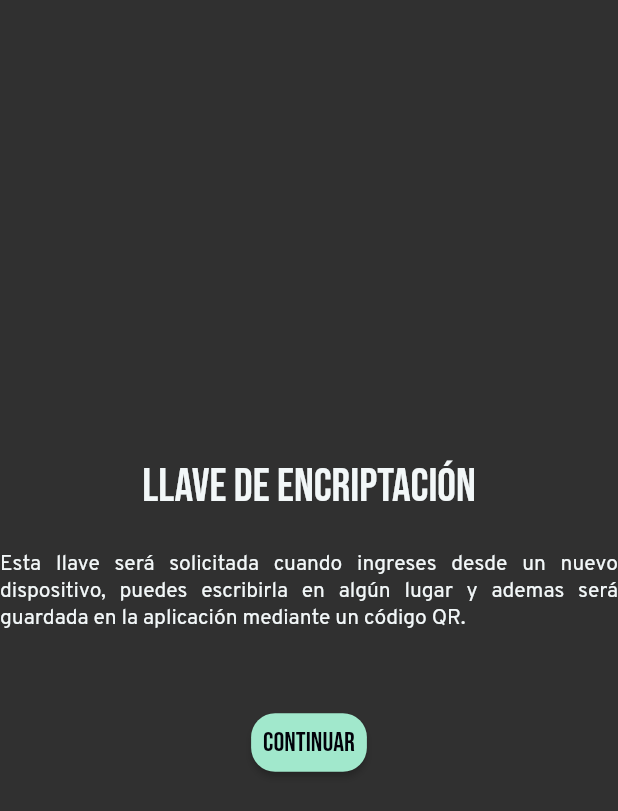
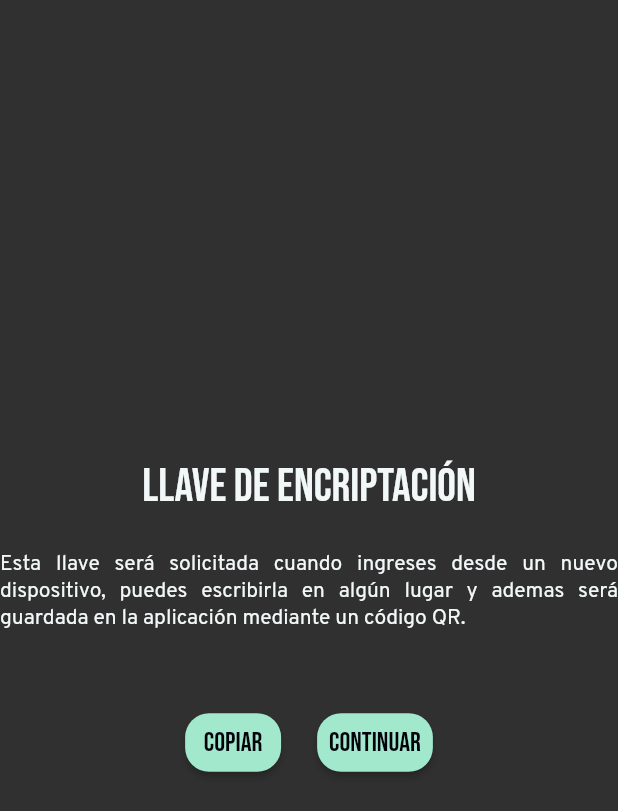
Before and after one commit to Xrok/PasswordManager, a Flutter app: the RegisterAlert widget shown alone on an empty page, opened directly with empty values, on a phone screen of 412 x 824 dp. Shown: the top 811 px of the screen. Run offline on Flutter 3.47's test engine with Material 2 defaults, Android fonts, the light colour scheme and no system bars; our stand-ins replace bloc, flutter_bloc, flutter_svg, qr_flutter; missing offline and left inert: biometric_storage, encrypt, qrcode_reader; network calls fail.

Commit message:
Added copy button to register alert.

```diff
--- a/lib/widgets/register_alert.dart
+++ b/lib/widgets/register_alert.dart
@@ -1,9 +1,12 @@
 import 'package:flutter/material.dart';
+import 'package:flutter/services.dart';
 import 'package:password_manager/config/theme/colors.dart';
 import 'package:password_manager/constants/app_constants.dart';
 
 class RegisterAlert extends StatelessWidget {
-  const RegisterAlert({Key? key, required this.continueCallback, required this.secret}) : super(key: key);
+  const RegisterAlert(
+      {Key? key, required this.continueCallback, required this.secret})
+      : super(key: key);
 
   final Function continueCallback;
   final String secret;
@@ -15,28 +18,46 @@ class RegisterAlert extends StatelessWidget {
         Text(
           'Llave de encriptación',
           textAlign: TextAlign.center,
-          style: Theme.of(context).textTheme.headline3?.copyWith(color: CustomColors.cultured),
+          style: Theme.of(context)
+              .textTheme
+              .headline3
+              ?.copyWith(color: CustomColors.cultured),
         ),
         SizedBox(
           height: AppConstants.sizes[2],
         ),
         Text(
             'Esta llave será solicitada cuando ingreses desde un nuevo dispositivo, puedes escribirla en algún lugar y ademas será guardada en la aplicación mediante un código QR.',
-            style: Theme.of(context).textTheme.bodyText1?.copyWith(color: CustomColors.cultured),
+            style: Theme.of(context)
+                .textTheme
+                .bodyText1
+                ?.copyWith(color: CustomColors.cultured),
             textAlign: TextAlign.justify),
         SizedBox(
           height: AppConstants.sizes[0],
         ),
         Text(secret,
-            style: Theme.of(context).textTheme.bodyText1?.copyWith(color: CustomColors.cultured),
+            style: Theme.of(context)
+                .textTheme
+                .bodyText1
+                ?.copyWith(color: CustomColors.cultured),
             textAlign: TextAlign.justify),
         SizedBox(
           height: AppConstants.sizes[2],
         ),
-        ElevatedButton(
-          child: Text('Continuar'),
-          onPressed: () => {continueCallback(context)},
-        )
+        Row(mainAxisAlignment: MainAxisAlignment.center, children: <Widget>[
+          ElevatedButton(
+            child: Text('Copiar'),
+            onPressed: () => {Clipboard.setData(ClipboardData(text: secret))},
+          ),
+          SizedBox(
+            width: AppConstants.sizes[2],
+          ),
+          ElevatedButton(
+            child: Text('Continuar'),
+            onPressed: () => {continueCallback(context)},
+          )
+        ]),
       ],
     );
   }
```
